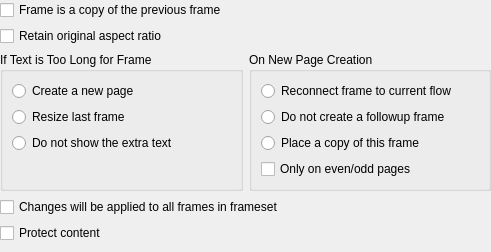
Old version of the form kword/part/dialogs/KWGeneralFrameProperties.ui in the repository KDE/calligra.
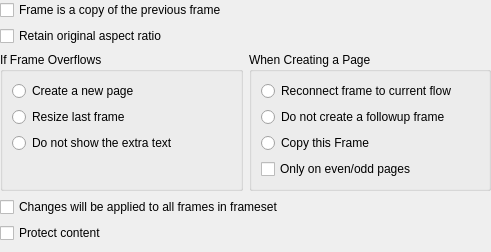
New version of the form.

Commit message:
Make text a bit less ugly in English.
Thanks fly to "timeless" for brainstorming about this.

Diff of the .ui file:
```diff
--- a/kword/part/dialogs/KWGeneralFrameProperties.ui
+++ b/kword/part/dialogs/KWGeneralFrameProperties.ui
@@ -48,7 +48,7 @@
      <item>
       <widget class="QGroupBox" name="textGroupBox" >
        <property name="title" >
-        <string>If Text is Too Long for Frame</string>
+        <string>If Frame Overflows</string>
        </property>
        <property name="flat" >
         <bool>false</bool>
@@ -109,7 +109,7 @@
      <item>
       <widget class="QGroupBox" name="newPageGroupBox" >
        <property name="title" >
-        <string>On New Page Creation</string>
+        <string>When Creating a Page</string>
        </property>
        <layout class="QVBoxLayout" >
         <item>
@@ -129,7 +129,7 @@
         <item>
          <widget class="QRadioButton" name="placeCopy" >
           <property name="text" >
-           <string>Place a copy of this frame</string>
+           <string>Copy this Frame</string>
           </property>
          </widget>
         </item>
```
